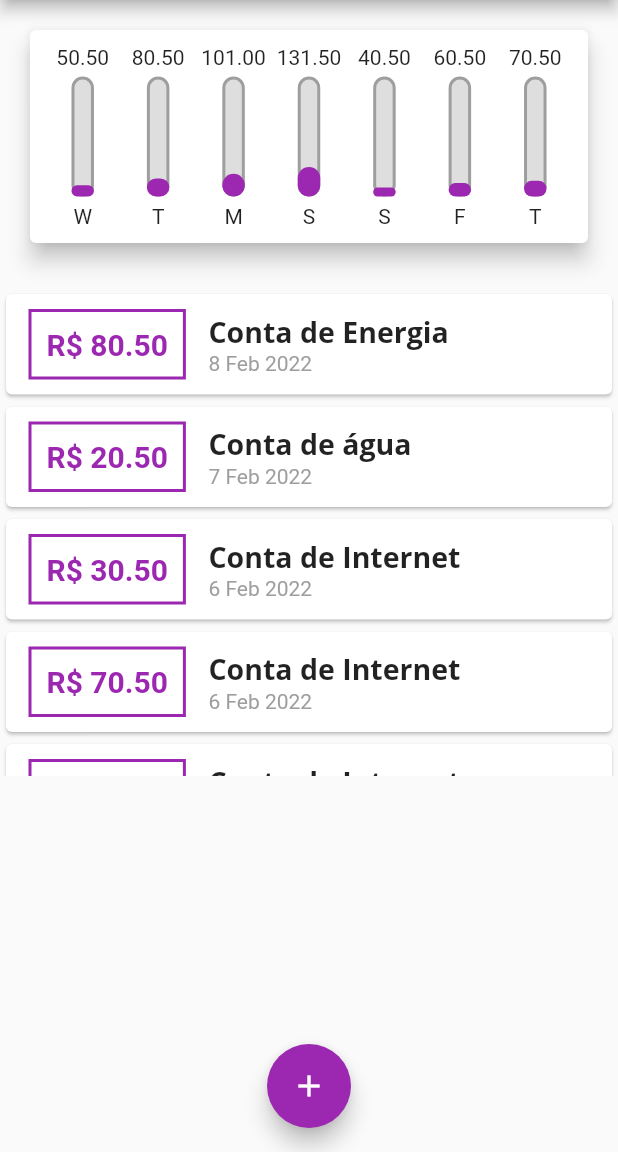
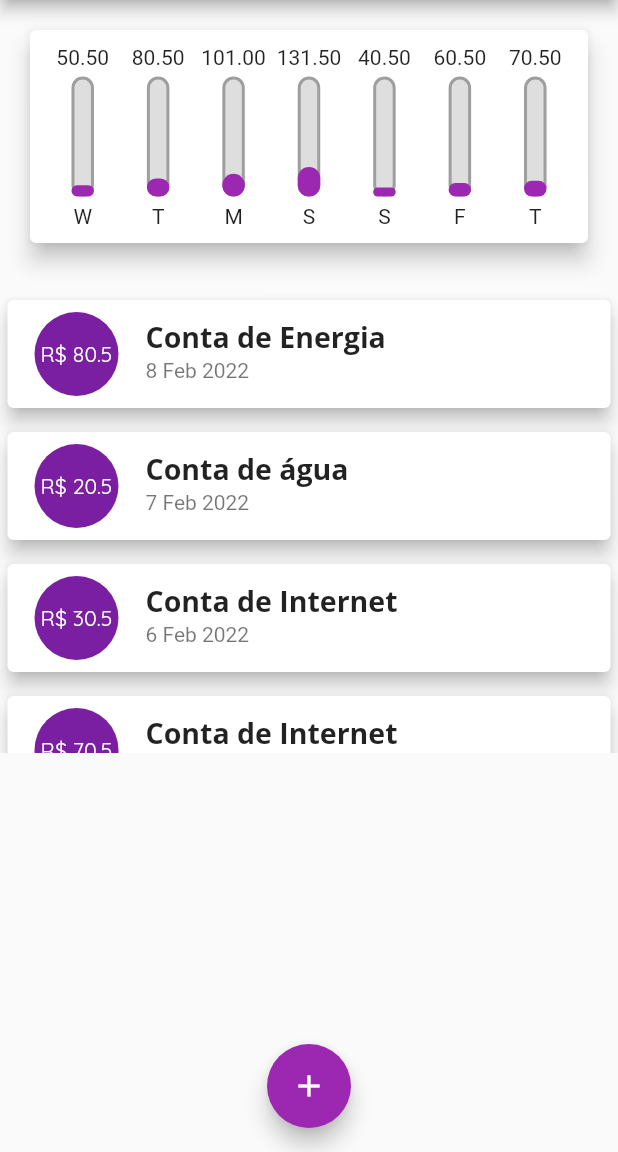
Before and after one commit to mateusmeds/expenses, a Flutter app: the screen it shows after launch, on a phone screen of 412 x 824 dp, the part 84-1236 px from its top. Run offline on Flutter 3.47's test engine with Material 2 defaults, Android fonts, the phone set to English and light mode, and no system bars.

Commit message:
Estilizando card de transação (ListTile)

```diff
--- a/lib/components/transaction_list.dart
+++ b/lib/components/transaction_list.dart
@@ -10,7 +10,7 @@ class TransactionList extends StatelessWidget {
   @override
   Widget build(BuildContext context) {
     return Container(
-      height: 335,
+      height: 320,
       padding: EdgeInsets.fromLTRB(0, 10, 0, 0),
       child: _transactions.isEmpty
           ? Column(children: <Widget>[
@@ -34,46 +34,28 @@ class TransactionList extends StatelessWidget {
                 final transaction = _transactions[index];
 
                 return Card(
-                  child: Row(
-                    children: <Widget>[
-                      //Valor da transação
-                      Container(
-                        margin: const EdgeInsets.symmetric(
-                            horizontal: 15, vertical: 10),
-                        decoration: BoxDecoration(
-                          border: Border.all(
-                              //Setando a cor primária do tema
-                              color: Theme.of(context).primaryColor,
-                              width: 2),
-                        ),
-                        padding: const EdgeInsets.all(10),
-                        child: Text(
-                          "R\$ ${transaction.value.toStringAsFixed(2)}",
-                          style: TextStyle(
-                              fontWeight: FontWeight.bold,
-                              fontSize: 20,
-                              //Setando a cor primária do tema
-                              color: Theme.of(context).primaryColor),
+                  elevation: 5,
+                  margin: EdgeInsets.symmetric(
+                    vertical: 8,
+                    horizontal: 5,
+                  ),
+                  child: ListTile(
+                    leading: CircleAvatar(
+                      radius: 30,
+                      child: Padding(
+                        padding: const EdgeInsets.all(6),
+                        child: FittedBox(
+                          child: Text("R\$ ${transaction.value}"),
                         ),
                       ),
-                      //Título e Data
-                      Column(
-                        crossAxisAlignment: CrossAxisAlignment.start,
-                        children: <Widget>[
-                          //Título
-                          Text(
-                            transaction.title,
-                            //Pegando estilização da headline6 dentro de ThemeData -> textTheme
-                            style: Theme.of(context).textTheme.headline6,
-                          ),
-                          //Data
-                          Text(
-                            DateFormat("d MMM y").format(transaction.date),
-                            style: const TextStyle(color: Colors.grey),
-                          )
-                        ],
-                      ),
-                    ],
+                    ),
+                    title: Text(
+                      transaction.title,
+                      style: Theme.of(context).textTheme.headline6,
+                    ),
+                    subtitle: Text(
+                      DateFormat('d MMM y').format(transaction.date),
+                    ),
                   ),
                 );
               }),
```
